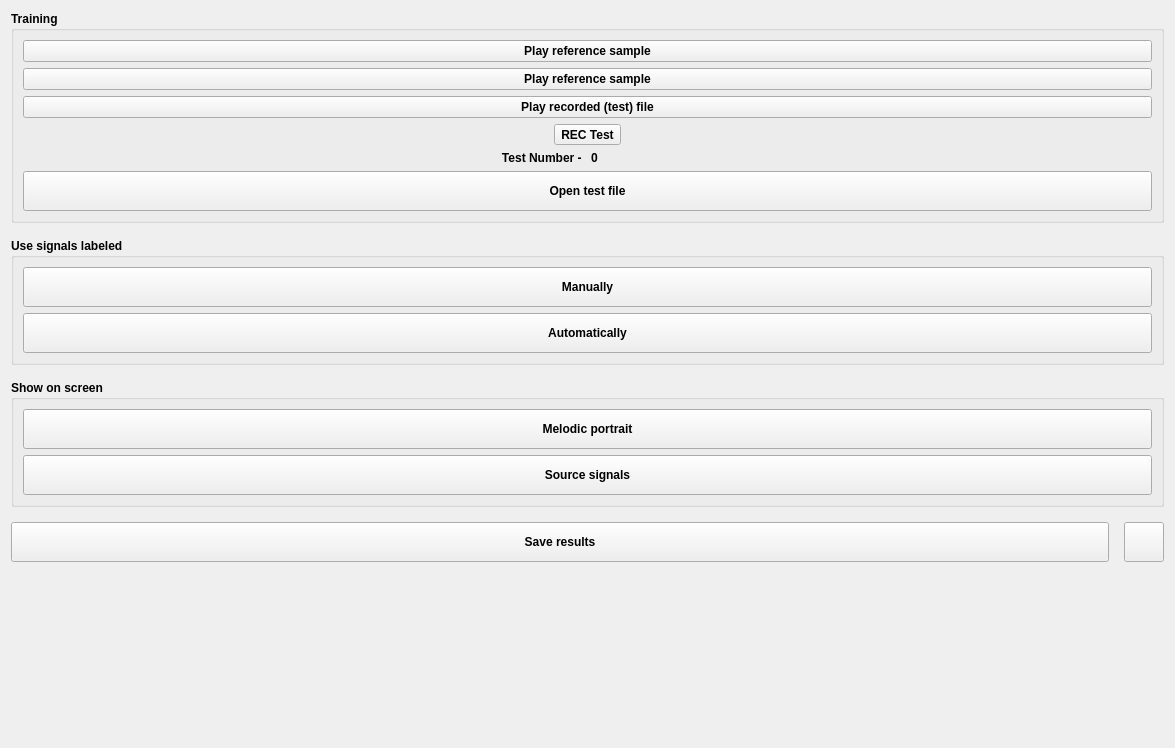
Old version of the form graphswindow.ui in the repository zhitko/inton-trainer.
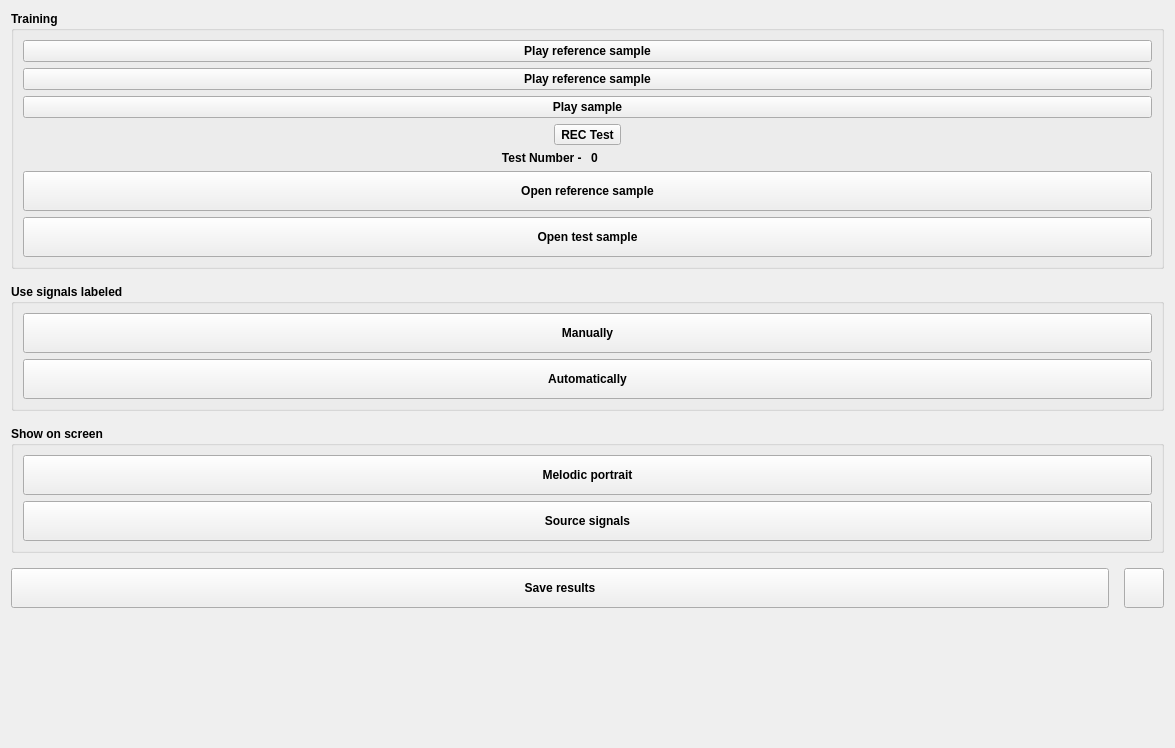
New version of the form. Icons and pictures are not drawn.

Commit message: Add open reference files

Diff of the .ui file:
```diff
--- a/graphswindow.ui
+++ b/graphswindow.ui
@@ -108,7 +108,7 @@
            </font>
           </property>
           <property name="text">
-           <string>Play recorded (test) file</string>
+           <string>Play sample</string>
           </property>
           <property name="icon">
            <iconset resource="icons.qrc">
@@ -198,6 +198,23 @@
           </item>
          </layout>
         </item>
+        <item>
+         <widget class="QPushButton" name="openRefFileBtn">
+          <property name="minimumSize">
+           <size>
+            <width>0</width>
+            <height>40</height>
+           </size>
+          </property>
+          <property name="text">
+           <string>Open reference sample</string>
+          </property>
+          <property name="icon">
+           <iconset resource="icons.qrc">
+            <normaloff>:/icons/icons/file.png</normaloff>:/icons/icons/file.png</iconset>
+          </property>
+         </widget>
+        </item>
         <item>
          <widget class="QPushButton" name="openFileBtn">
           <property name="minimumSize">
@@ -214,7 +231,7 @@
            </font>
           </property>
           <property name="text">
-           <string>Open test file</string>
+           <string>Open test sample</string>
           </property>
           <property name="icon">
            <iconset resource="icons.qrc">
```
The commit also changes 13 other files.
